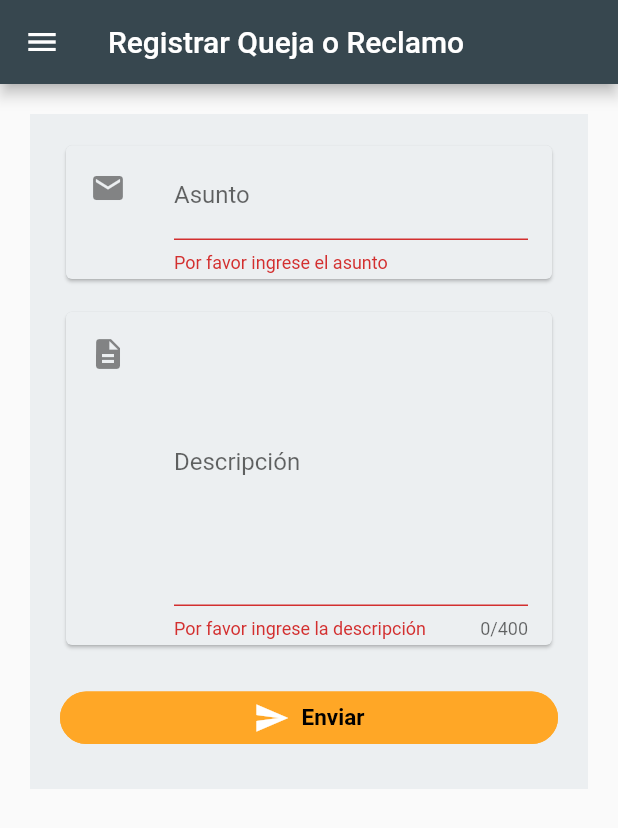
After one commit to colombiaenduroapp/flutterEnduroApp, a Flutter app: the PagesPQRS screen opened directly, after a tap on "Enviar", on a phone screen of 412 x 824 dp. The commit adds this screen. Shown: the top 828 px of the screen. Run offline on Flutter 3.47's test engine with Material 2 defaults, Android fonts, the phone set to English and light mode, and no system bars; drawn by our look-alikes of getwidget; our stand-ins replace cached_network_image, carousel_slider, flutter_local_notifications, flutter_slidable, flutter_spinkit, font_awesome_flutter and 9 more; missing offline and left inert: adhara_socket_io, dart:ffi, multi_image_picker; accounts and stored records are empty; network calls fail; Roboto replaces fonts that are missing (Montserrat).

Commit message:
Registro pqrs

```diff
--- /dev/null
+++ b/lib/src/pages/pqrs.dart
@@ -0,0 +1,149 @@
+import 'dart:ffi';
+
+import 'package:flutter/material.dart';
+import 'package:getwidget/components/button/gf_button.dart';
+import 'package:getwidget/components/button/gf_icon_button.dart';
+import 'package:getwidget/getwidget.dart';
+import 'package:ui_flutter/src/services/services_pqrs.dart';
+import 'package:ui_flutter/src/widgets/nav_bar/nav_drawer.dart';
+import 'package:ui_flutter/src/widgets/widgets.dart';
+
+class PagesPQRS extends StatefulWidget {
+  PagesPQRS({Key key}) : super(key: key);
+
+  @override
+  _PagesPQRSState createState() => _PagesPQRSState();
+}
+
+class _PagesPQRSState extends State<PagesPQRS> {
+  GlobalKey<FormState> _formKey = GlobalKey<FormState>();
+  TextEditingController asuntoTextController = new TextEditingController();
+  TextEditingController descTextController = new TextEditingController();
+  bool res = false;
+  @override
+  Widget build(BuildContext context) {
+    return Scaffold(
+      drawer: Nav_drawer(),
+      appBar: AppBar(
+        title: Text('Registrar Queja o Reclamo'),
+      ),
+      body: Builder(
+        builder: (context) => SingleChildScrollView(
+          child: Container(
+            padding: EdgeInsets.only(top: 20),
+            child: Column(
+              children: [
+                Container(
+                  margin: EdgeInsets.symmetric(horizontal: 20),
+                  padding: EdgeInsets.symmetric(vertical: 10),
+                  color: Colors.blueGrey.shade50,
+                  child: Form(
+                    key: _formKey,
+                    child: Column(
+                      children: [
+                        WidgetsGenericos.formItemsDesign(
+                          Icons.email,
+                          TextFormField(
+                            autofocus: false,
+                            controller: asuntoTextController,
+                            decoration: new InputDecoration(
+                              labelText: 'Asunto',
+                              disabledBorder: new OutlineInputBorder(
+                                borderSide: BorderSide(
+                                  color: Colors.grey,
+                                ),
+                                borderRadius: new BorderRadius.circular(10.0),
+                              ),
+                            ),
+                            validator: (value) {
+                              return (value.isEmpty)
+                                  ? 'Por favor ingrese el asunto'
+                                  : null;
+                            },
+                          ),
+                        ),
+                        WidgetsGenericos.formItemsDesign(
+                          Icons.description,
+                          TextFormField(
+                            autofocus: false,
+                            controller: descTextController,
+                            maxLength: 400,
+                            maxLines: 8,
+                            decoration: new InputDecoration(
+                              labelText: 'Descripción',
+                              disabledBorder: new OutlineInputBorder(
+                                borderSide: new BorderSide(
+                                  color: Colors.grey,
+                                ),
+                                borderRadius: new BorderRadius.circular(10.0),
+                              ),
+                            ),
+                            validator: (value) {
+                              return (value.isEmpty)
+                                  ? 'Por favor ingrese la descripción'
+                                  : null;
+                            },
+                          ),
+                        ),
+                        botonRegistrar(),
+                      ],
+                    ),
+                  ),
+                )
+              ],
+            ),
+          ),
+        ),
+      ),
+    );
+  }
+
+  botonRegistrar() {
+    return Container(
+      margin: EdgeInsets.all(20),
+      child: SizedBox(
+        width: double.infinity,
+        child: GFButton(
+          child: Text(
+            'Enviar',
+            style: TextStyle(
+                color: Colors.black, fontWeight: FontWeight.bold, fontSize: 15),
+          ),
+          icon: Icon(Icons.send),
+          type: GFButtonType.solid,
+          shape: GFButtonShape.pills,
+          color: Theme.of(context).accentColor,
+          onPressed: () async {
+            print({asuntoTextController.text, descTextController.text, res});
+            if (_formKey.currentState.validate()) {
+              WidgetsGenericos.showLoaderDialog(
+                  context, true, 'Cargando...', null, Colors.blue);
+              res = await ServicioPQRS()
+                  .addPQRS(asuntoTextController.text, descTextController.text);
+            }
+            if (res) {
+              Navigator.pop(context);
+              WidgetsGenericos.showLoaderDialog(
+                  context,
+                  false,
+                  'Enviado Exitosamente',
+                  Icons.check_circle_outlined,
+                  Colors.green);
+              await Future.delayed(Duration(milliseconds: 500));
+              Navigator.pop(context);
+              setState(() {
+                asuntoTextController.text = '';
+                descTextController.text = '';
+                res = false;
+              });
+            } else {
+              WidgetsGenericos.showLoaderDialog(context, false,
+                  'Ha ocurrido un error', Icons.error_outline, Colors.red);
+              Navigator.pop(context);
+            }
+          },
+        ),
+      ),
+    );
+  }
+}
--- a/lib/src/services/service_url.dart
+++ b/lib/src/services/service_url.dart
@@ -1,7 +1,7 @@
 class Url {
-  String url = 'http://192.168.100.181:5000/'; // Jeferson
+  // String url = 'http://192.168.100.181:5000/'; // Jeferson
   // String url = 'https://colombiaenduro.herokuapp.com/';
-  // String url = 'http://192.168.1.17:5000/'; // Yuri
+  String url = 'http://192.168.1.16:5000/'; // Yuri
   Url() {
     this.url;
   }
--- /dev/null
+++ b/lib/src/services/services_pqrs.dart
@@ -0,0 +1,22 @@
+import 'package:shared_preferences/shared_preferences.dart';
+import 'package:ui_flutter/src/services/service_url.dart';
+import 'package:http/http.dart' as http;
+
+class ServicioPQRS {
+  String URL = Url().getUrl();
+
+  Future<bool> addPQRS(String pqrs_asunto, String pqrs_desc) async {
+    try {
+      SharedPreferences prefs = await SharedPreferences.getInstance();
+      final response = await http.post(
+        URL + 'pqrs',
+        headers: {'x-access-token': prefs.getString('token')},
+        body: {'pqrs_asunto': pqrs_asunto, 'pqrs_desc': pqrs_desc},
+      ).timeout(Duration(seconds: 20));
+      return (response.statusCode == 200) ? true : false;
+    } catch (e) {
+      print(e);
+      return false;
+    }
+  }
+}
--- a/lib/src/widgets/nav_bar/nav_drawer.dart
+++ b/lib/src/widgets/nav_bar/nav_drawer.dart
@@ -11,6 +11,7 @@ import 'package:ui_flutter/src/pages/listas_bitacoras.dart';
 import 'package:ui_flutter/src/pages/eventos.dart';
 import 'package:ui_flutter/src/pages/inicio.dart';
 import 'package:ui_flutter/src/pages/login.dart';
+import 'package:ui_flutter/src/pages/pqrs.dart';
 
 class Nav_drawer extends StatefulWidget {
   Nav_drawer({Key key}) : super(key: key);
@@ -155,9 +156,15 @@ class Nav_drawerState extends State<Nav_drawer> {
               onTap: () => Navigator.pop(context)),
           Divider(),
           _createDrawerItem(
-              icon: Icons.contacts,
-              text: 'Quejas y Reclamos',
-              onTap: () => Navigator.pop(context)),
+            icon: Icons.contacts,
+            text: 'Quejas y Reclamos',
+            onTap: () => Navigator.push(
+              context,
+              MaterialPageRoute(
+                builder: (context) => PagesPQRS(),
+              ),
+            ),
+          ),
           Divider(),
           _createDrawerItem(
               icon: Icons.contacts,
```
Also changed, not shown: pubspec.lock.
